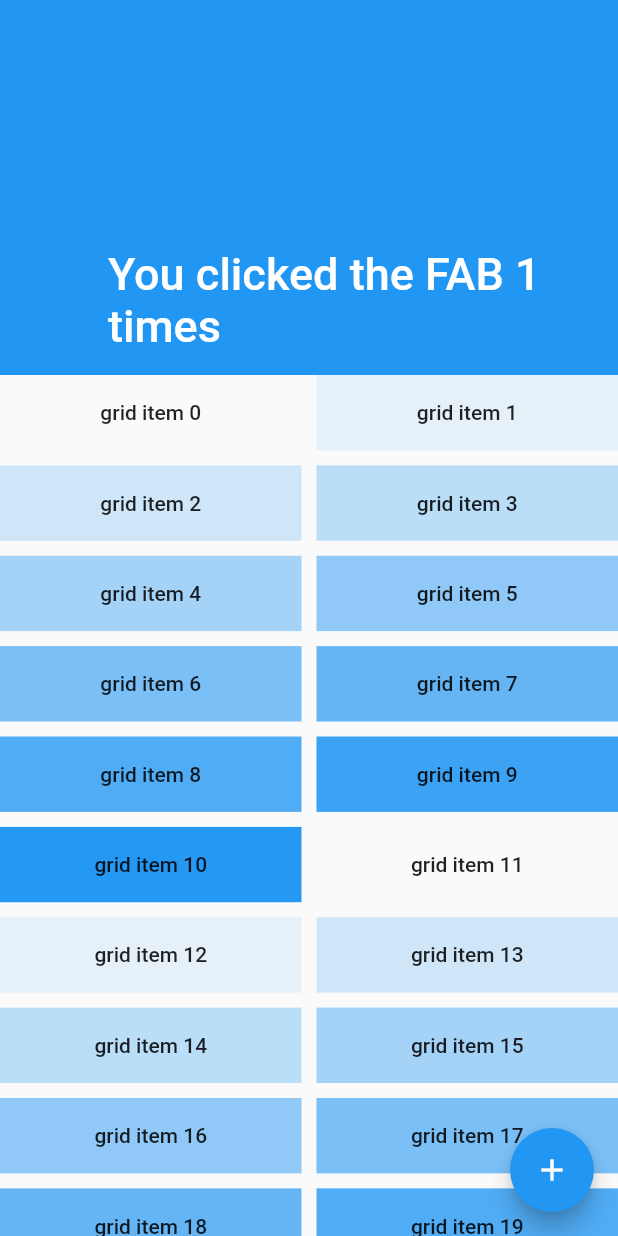
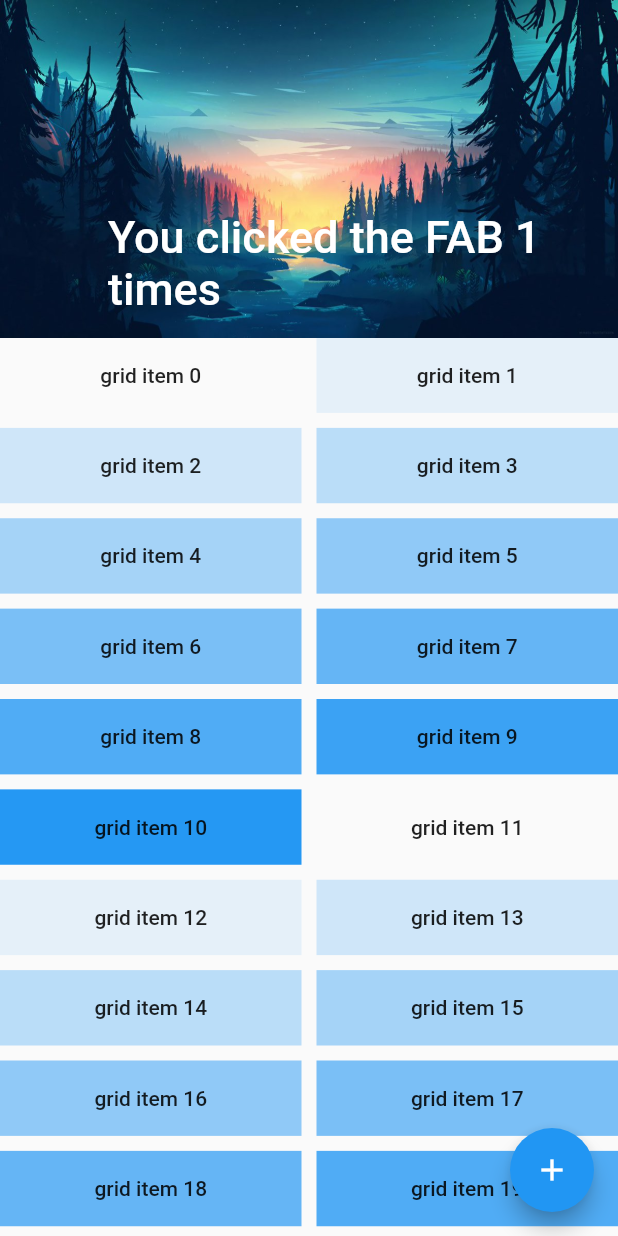
Before and after one commit to MiichaelD/Flutter-Course, a Flutter app: the screen it shows after launch, after a tap on the "add" icon, on a phone screen of 412 x 824 dp. Run offline on Flutter 3.47's test engine with Material 2 defaults, Android fonts, the phone set to English and light mode, and no system bars; our stand-ins replace cloud_firestore, firebase_storage, image_picker; accounts and stored records are empty.

Commit message:
Adds image assets for SliverApp background.

```diff
--- a/flutter_app/lib/main.dart
+++ b/flutter_app/lib/main.dart
@@ -27,9 +27,9 @@ class _MyAppState extends State<MyApp> {
       if (++_counter % 16 == 0) {
         _counter = 1;
         _themeData = ThemeData(
-            primarySwatch: _themeData.primaryColor == Colors.green
+            primarySwatch: _themeData.primaryColor == Colors.red
                 ? Colors.blue
-                : Colors.green);
+                : Colors.red);
       }
     });
   }
@@ -63,9 +63,13 @@ class MyHomePage extends StatelessWidget {
       slivers: <Widget>[
         SliverAppBar(
           pinned: true,
-          expandedHeight: 250.0,
+          expandedHeight: 225.0,
           flexibleSpace: FlexibleSpaceBar(
             title: Text(title),
+            background: const Image(
+              image: const AssetImage("assets/background.jpg"),
+              fit: BoxFit.fill
+            ),
           ),
         ),
         SliverGrid(
--- a/flutter_app/pubspec.yaml
+++ b/flutter_app/pubspec.yaml
@@ -29,7 +29,8 @@ flutter:
   # assets:
   #  - images/a_dot_burr.jpeg
   #  - images/a_dot_ham.jpeg
-
+  assets:
+    - assets/
   # An image asset can refer to one or more resolution-specific "variants", see
   # https://flutter.io/assets-and-images/#resolution-aware.
 
```
Also changed, not shown: flutter_app/assets/background.jpg (added), flutter_app/assets/flutter_logo.jpg (added).
